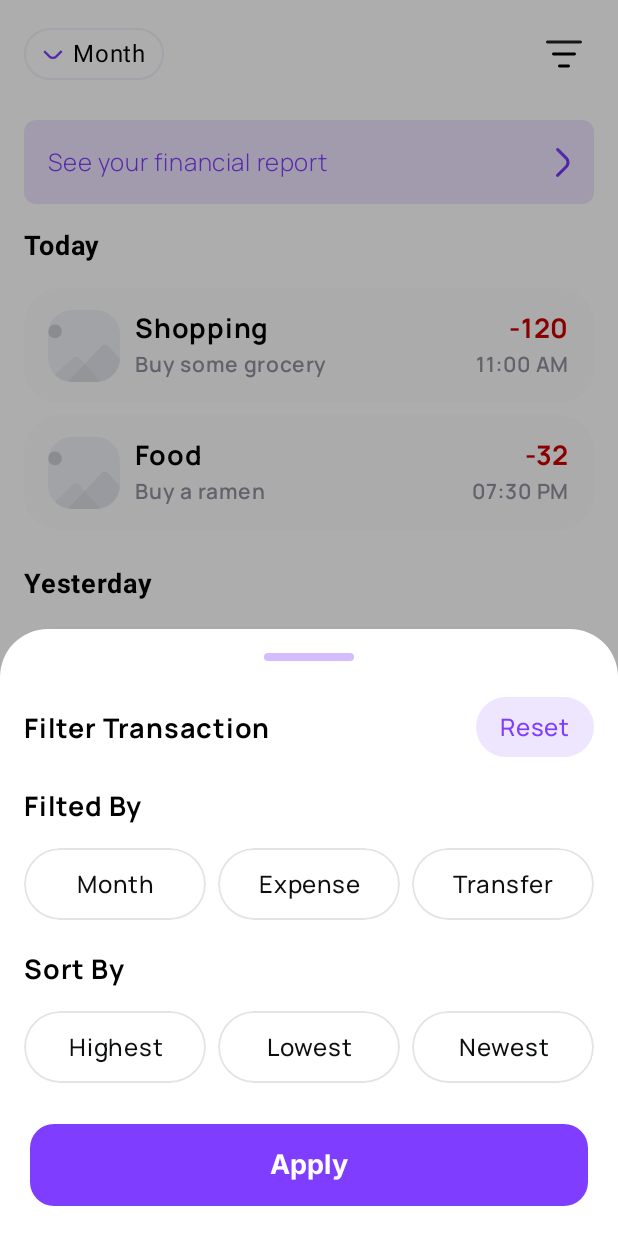
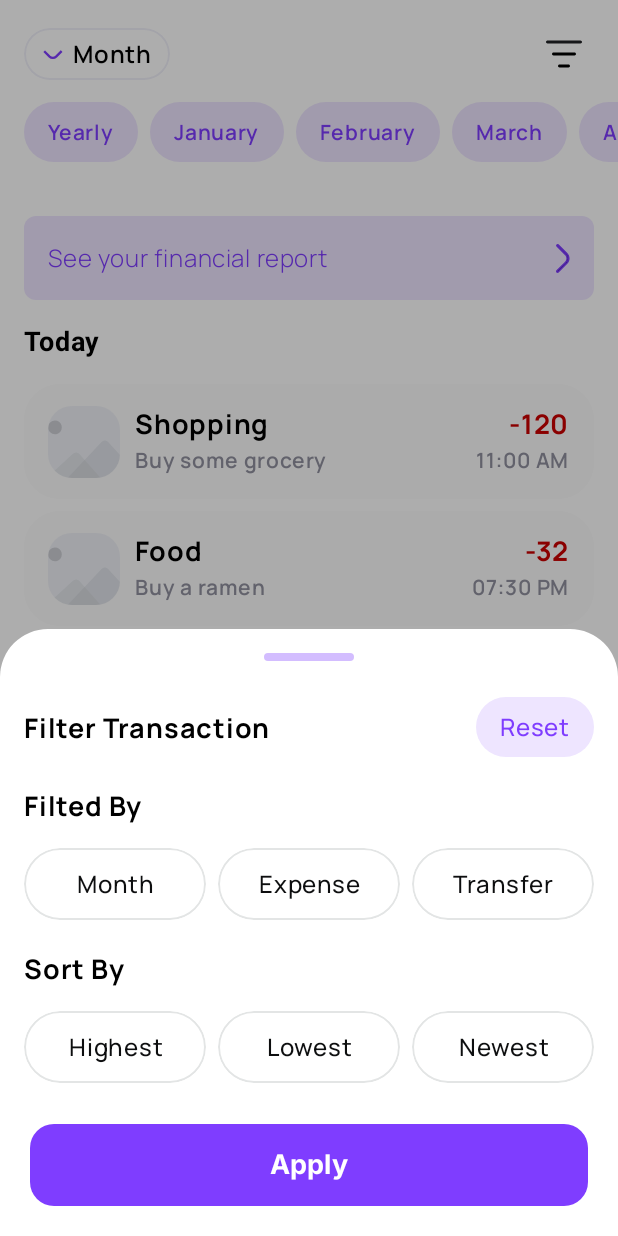
Before and after one commit to pankaj-verma55/Costlytic-Money-Management-app, an Android app built with Jetpack Compose: the composable TransactionScreen shown on its own in the app's theme, after a tap on "Filter Transactions", on a phone screen of 412 x 824 dp. Run offline under Robolectric (Android 15) with nearby library versions, the phone set to English and light mode, and no system bars; our stand-ins replace RxJava; pictures from the network do not load; 1 other tap on this screen came first.

Commit message:
Month Slider done at Home Tab, Transactoin Screen

```diff
--- a/app/build.gradle.kts
+++ b/app/build.gradle.kts
@@ -51,6 +51,7 @@ dependencies {
     implementation(libs.androidx.compose.ui.tooling.preview)
     implementation(libs.androidx.compose.material3)
     implementation(libs.androidx.compose.runtime)
+    implementation(libs.androidx.compose.animation)
     testImplementation(libs.junit)
     androidTestImplementation(libs.androidx.junit)
     androidTestImplementation(libs.androidx.espresso.core)
--- a/app/src/main/java/com/example/costlyticmoneymanagement/view/screen/BudgetScreen.kt
+++ b/app/src/main/java/com/example/costlyticmoneymanagement/view/screen/BudgetScreen.kt
@@ -63,7 +63,6 @@ fun BudgetScreen(
         modifier = Modifier
             .fillMaxSize()
             .background(purpleBlue)
-            .systemBarsPadding()
     ) {
         // 1. Top Title Bar (Optional back button if opened outside bottom nav)
         Box(
@@ -167,7 +166,6 @@ fun BudgetScreen(
                         modifier = Modifier
                             .fillMaxWidth()
                             .padding(horizontal = dimensionResource(id = R.dimen.dimen_40))
-                            .padding(dimensionResource(id = R.dimen.dimen_16))
                     )
                 }
             } else {
--- a/app/src/main/java/com/example/costlyticmoneymanagement/view/screen/TransactionScreen.kt
+++ b/app/src/main/java/com/example/costlyticmoneymanagement/view/screen/TransactionScreen.kt
@@ -1,5 +1,10 @@
 package com.example.costlyticmoneymanagement.view.screen
 
+import androidx.compose.animation.AnimatedVisibility
+import androidx.compose.animation.expandVertically
+import androidx.compose.animation.fadeIn
+import androidx.compose.animation.fadeOut
+import androidx.compose.animation.shrinkVertically
 import androidx.compose.foundation.BorderStroke
 import androidx.compose.foundation.Image
 import androidx.compose.foundation.background
@@ -7,6 +12,7 @@ import androidx.compose.foundation.border
 import androidx.compose.foundation.clickable
 import androidx.compose.foundation.layout.*
 import androidx.compose.foundation.lazy.LazyColumn
+import androidx.compose.foundation.lazy.LazyRow
 import androidx.compose.foundation.lazy.items
 import androidx.compose.foundation.shape.RoundedCornerShape
 import androidx.compose.material3.*
@@ -62,6 +68,15 @@ fun TransactionScreen(
         )
     }
 
+    val monthOptions = remember {
+        listOf(
+            "Yearly", "January", "February", "March", "April", "May", "June",
+            "July", "August", "September", "October", "November", "December"
+        )
+    }
+    var selectedMonth by remember { mutableStateOf("Month") }
+    var isMonthSliderVisible by remember { mutableStateOf(false) }
+
     // Filter Dialog State
     var showFilterSheet by remember { mutableStateOf(false) }
     var selectedFilterBy by remember { mutableStateOf<String?>(null) }
@@ -99,10 +114,18 @@ fun TransactionScreen(
             Row(
                 verticalAlignment = Alignment.CenterVertically,
                 modifier = Modifier
+                    .clip(RoundedCornerShape(20.dp))
+                    .background(
+                        if (selectedMonth != "Month") Color(0xFFEEE5FF) else Color.Transparent
+                    )
                     .border(
-                        border = BorderStroke(1.dp, Color(0xFFF1F1FA)),
+                        border = BorderStroke(
+                            1.dp,
+                            if (selectedMonth != "Month") purpleBlue else Color(0xFFF1F1FA)
+                        ),
                         shape = RoundedCornerShape(20.dp)
                     )
+                    .clickable { isMonthSliderVisible = !isMonthSliderVisible }
                     .padding(
                         horizontal = dimensionResource(id = R.dimen.dimen_12),
                         vertical = 5.dp
@@ -110,13 +133,14 @@ fun TransactionScreen(
             ) {
                 Image(
                     painter = painterResource(id = R.drawable.down_arrow),
-                    contentDescription = "Select Month",
+                    contentDescription = "down Arrow",
                     modifier = Modifier.padding(end = 5.dp)
                 )
                 Text(
-                    text = "Month",
-                    color = Color.Black,
-                    fontSize = 16.sp
+                    text = selectedMonth,
+                    color = if (selectedMonth != "Month") purpleBlue else Color.Black,
+                    fontSize = 16.sp,
+                    fontFamily = manropeSemiBold
                 )
             }
 
@@ -128,6 +152,42 @@ fun TransactionScreen(
                     .clickable { showFilterSheet = true }
                     .padding(4.dp)
             )
+        }
+
+        AnimatedVisibility(
+            visible = isMonthSliderVisible,
+            enter = expandVertically() + fadeIn(),
+            exit = shrinkVertically() + fadeOut()
+        ) {
+            LazyRow(
+                horizontalArrangement = Arrangement.spacedBy(8.dp),
+                contentPadding = PaddingValues(horizontal = 16.dp, vertical = 12.dp),
+                modifier = Modifier.fillMaxWidth()
+            ) {
+                items(monthOptions) { month ->
+                    val isSelected = selectedMonth == month || (selectedMonth == "Month" && month == "All")
+
+                    Box(
+                        contentAlignment = Alignment.Center,
+                        modifier = Modifier
+                            .clip(RoundedCornerShape(20.dp))
+                            .background(if (isSelected) purpleBlue else Color(0xFFEEE5FF))
+                            .clickable {
+                                selectedMonth = month
+                                isMonthSliderVisible = false
+                                // Filter dashboard transactions / chart data by `month` here
+                            }
+                            .padding(horizontal = 16.dp, vertical = 8.dp)
+                    ) {
+                        Text(
+                            text = month,
+                            fontSize = 14.sp,
+                            fontFamily = manropeSemiBold,
+                            color = if (isSelected) Color.White else purpleBlue
+                        )
+                    }
+                }
+            }
         }
 
         // 2. "See your financial report" Banner (Replaces reportLayout)
--- a/gradle/libs.versions.toml
+++ b/gradle/libs.versions.toml
@@ -9,6 +9,7 @@ activityCompose = "1.13.0"
 kotlin = "2.2.10"
 composeBom = "2024.09.00"
 runtime = "1.12.1"
+animation = "1.12.1"
 
 [libraries]
 androidx-core-ktx = { group = "androidx.core", name = "core-ktx", version.ref = "coreKtx" }
@@ -26,6 +27,7 @@ androidx-compose-ui-test-manifest = { group = "androidx.compose.ui", name = "ui-
 androidx-compose-ui-test-junit4 = { group = "androidx.compose.ui", name = "ui-test-junit4" }
 androidx-compose-material3 = { group = "androidx.compose.material3", name = "material3" }
 androidx-compose-runtime = { group = "androidx.compose.runtime", name = "runtime", version.ref = "runtime" }
+androidx-compose-animation = { group = "androidx.compose.animation", name = "animation", version.ref = "animation" }
 
 [plugins]
 android-application = { id = "com.android.application", version.ref = "agp" }
```
Also changed, not shown: app/src/main/java/com/example/costlyticmoneymanagement/view/screen/HomeTabContent.kt (+67 -6 lines), app/src/main/java/com/example/costlyticmoneymanagement/view/screen/TransferScreen.kt (renamed from app/src/main/java/com/example/costlyticmoneymanagement/view/screen/TransectionScreen.kt).
